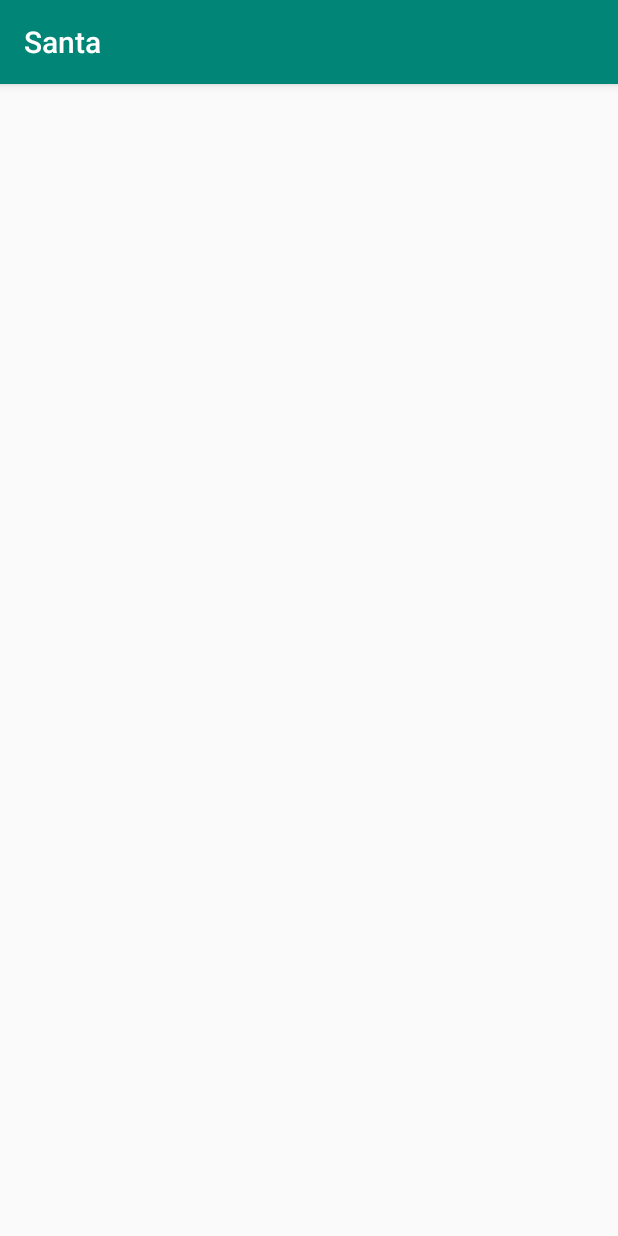
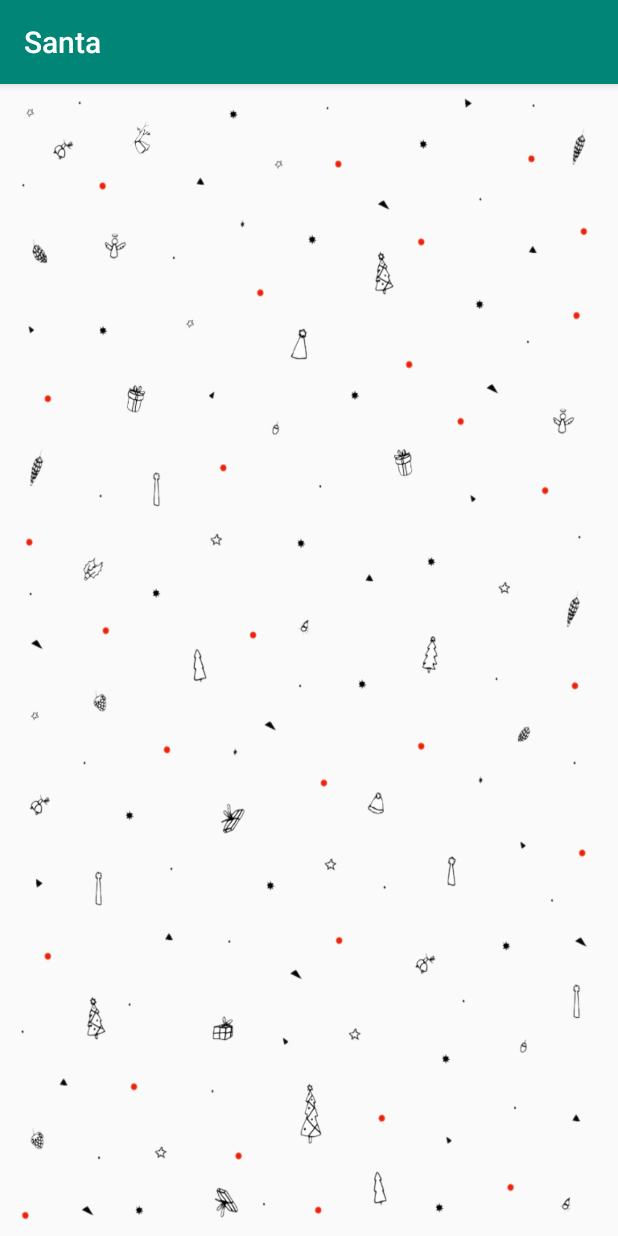
Before and after one commit to AleksKirienko/Santa, an Android app: the GivePresentActivity screen opened directly, with no data from a screen before it, on a phone screen of 412 x 824 dp. Run offline under Robolectric (Android 15) with nearby library versions, the phone set to English and light mode, and no system bars.

Commit message:
Added background

```diff
--- a/app/src/main/res/layout/activity_give_present.xml
+++ b/app/src/main/res/layout/activity_give_present.xml
@@ -4,7 +4,8 @@
     xmlns:tools="http://schemas.android.com/tools"
     android:layout_width="match_parent"
     android:layout_height="match_parent"
-    tools:context=".GivePresentActivity">
+    tools:context=".GivePresentActivity"
+    android:background="@drawable/background">
 
     <TextView
         android:id="@+id/textView2"
--- a/app/src/main/res/layout/activity_two.xml
+++ b/app/src/main/res/layout/activity_two.xml
@@ -4,7 +4,8 @@
     xmlns:tools="http://schemas.android.com/tools"
     android:layout_width="match_parent"
     android:layout_height="match_parent"
-    tools:context=".features.activitytwo.ActivityTwo">
+    tools:context=".features.activitytwo.ActivityTwo"
+    android:background="@drawable/background">
 
     <Button
         android:id="@+id/button"
--- a/app/src/main/res/layout/books_activity.xml
+++ b/app/src/main/res/layout/books_activity.xml
@@ -1,7 +1,8 @@
 <?xml version="1.0" encoding="utf-8"?>
 <FrameLayout xmlns:android="http://schemas.android.com/apk/res/android"
     android:layout_width="match_parent"
-    android:layout_height="match_parent">
+    android:layout_height="match_parent"
+    android:background="@drawable/background">
 
     <androidx.recyclerview.widget.RecyclerView
         android:id="@+id/books_recycle_view"
```
Also changed, not shown: app/src/main/res/drawable/background.png (added).
